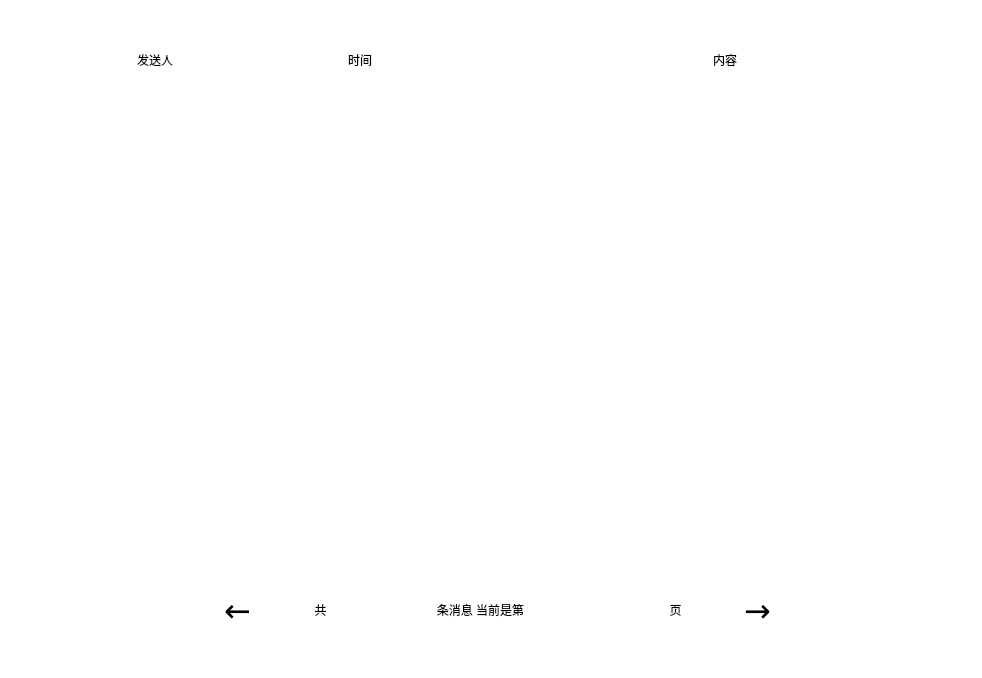
This is ui_msgbox.ui in radical13/shop_pyqt as Qt 5 draws it before an edit. The edited form follows.
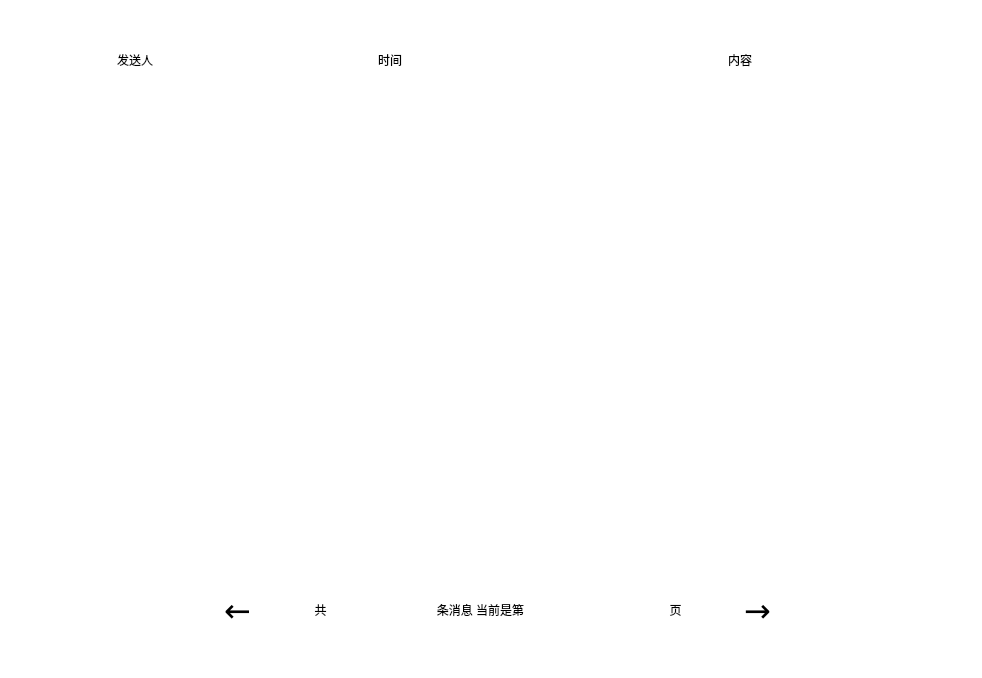
This is the edited form.

What changed in the file:
```diff
--- a/ui_msgbox.ui
+++ b/ui_msgbox.ui
@@ -191,9 +191,9 @@
   <widget class="QLabel" name="time_head">
    <property name="geometry">
     <rect>
-     <x>260</x>
+     <x>280</x>
      <y>50</y>
-     <width>200</width>
+     <width>220</width>
      <height>20</height>
     </rect>
    </property>
@@ -210,9 +210,9 @@
   <widget class="QLabel" name="send_head">
    <property name="geometry">
     <rect>
-     <x>90</x>
+     <x>40</x>
      <y>50</y>
-     <width>130</width>
+     <width>190</width>
      <height>20</height>
     </rect>
    </property>
@@ -229,9 +229,9 @@
   <widget class="QLabel" name="shop_owner_head">
    <property name="geometry">
     <rect>
-     <x>500</x>
+     <x>520</x>
      <y>50</y>
-     <width>450</width>
+     <width>440</width>
      <height>20</height>
     </rect>
    </property>
@@ -248,9 +248,9 @@
   <widget class="QLabel" name="send_1">
    <property name="geometry">
     <rect>
-     <x>90</x>
+     <x>40</x>
      <y>90</y>
-     <width>130</width>
+     <width>190</width>
      <height>51</height>
     </rect>
    </property>
@@ -270,9 +270,9 @@
   <widget class="QLabel" name="time_1">
    <property name="geometry">
     <rect>
-     <x>260</x>
+     <x>280</x>
      <y>90</y>
-     <width>200</width>
+     <width>220</width>
      <height>51</height>
     </rect>
    </property>
@@ -292,9 +292,9 @@
   <widget class="QLabel" name="content_1">
    <property name="geometry">
     <rect>
-     <x>500</x>
+     <x>520</x>
      <y>90</y>
-     <width>450</width>
+     <width>440</width>
      <height>51</height>
     </rect>
    </property>
@@ -317,9 +317,9 @@
   <widget class="QLabel" name="time_2">
    <property name="geometry">
     <rect>
-     <x>260</x>
+     <x>280</x>
      <y>200</y>
-     <width>200</width>
+     <width>220</width>
      <height>51</height>
     </rect>
    </property>
@@ -339,9 +339,9 @@
   <widget class="QLabel" name="content_2">
    <property name="geometry">
     <rect>
-     <x>500</x>
+     <x>520</x>
      <y>200</y>
-     <width>450</width>
+     <width>440</width>
      <height>51</height>
     </rect>
    </property>
@@ -364,9 +364,9 @@
   <widget class="QLabel" name="send_2">
    <property name="geometry">
     <rect>
-     <x>90</x>
+     <x>40</x>
      <y>200</y>
-     <width>130</width>
+     <width>190</width>
      <height>51</height>
     </rect>
    </property>
@@ -386,9 +386,9 @@
   <widget class="QLabel" name="time_3">
    <property name="geometry">
     <rect>
-     <x>260</x>
+     <x>280</x>
      <y>310</y>
-     <width>200</width>
+     <width>220</width>
      <height>51</height>
     </rect>
    </property>
@@ -408,9 +408,9 @@
   <widget class="QLabel" name="content_3">
    <property name="geometry">
     <rect>
-     <x>500</x>
+     <x>520</x>
      <y>310</y>
-     <width>450</width>
+     <width>440</width>
      <height>51</height>
     </rect>
    </property>
@@ -433,9 +433,9 @@
   <widget class="QLabel" name="send_3">
    <property name="geometry">
     <rect>
-     <x>90</x>
+     <x>40</x>
      <y>310</y>
-     <width>130</width>
+     <width>190</width>
      <height>51</height>
     </rect>
    </property>
@@ -455,9 +455,9 @@
   <widget class="QLabel" name="content_5">
    <property name="geometry">
     <rect>
-     <x>510</x>
+     <x>520</x>
      <y>510</y>
-     <width>450</width>
+     <width>440</width>
      <height>51</height>
     </rect>
    </property>
@@ -480,9 +480,9 @@
   <widget class="QLabel" name="time_5">
    <property name="geometry">
     <rect>
-     <x>270</x>
+     <x>280</x>
      <y>510</y>
-     <width>200</width>
+     <width>220</width>
      <height>51</height>
     </rect>
    </property>
@@ -502,9 +502,9 @@
   <widget class="QLabel" name="send_5">
    <property name="geometry">
     <rect>
-     <x>90</x>
+     <x>40</x>
      <y>510</y>
-     <width>130</width>
+     <width>190</width>
      <height>51</height>
     </rect>
    </property>
@@ -524,9 +524,9 @@
   <widget class="QLabel" name="content_4">
    <property name="geometry">
     <rect>
-     <x>500</x>
+     <x>520</x>
      <y>420</y>
-     <width>450</width>
+     <width>440</width>
      <height>51</height>
     </rect>
    </property>
@@ -549,9 +549,9 @@
   <widget class="QLabel" name="time_4">
    <property name="geometry">
     <rect>
-     <x>260</x>
+     <x>280</x>
      <y>420</y>
-     <width>200</width>
+     <width>220</width>
      <height>51</height>
     </rect>
    </property>
@@ -571,9 +571,9 @@
   <widget class="QLabel" name="send_4">
    <property name="geometry">
     <rect>
-     <x>90</x>
+     <x>40</x>
      <y>420</y>
-     <width>130</width>
+     <width>190</width>
      <height>51</height>
     </rect>
    </property>
```
